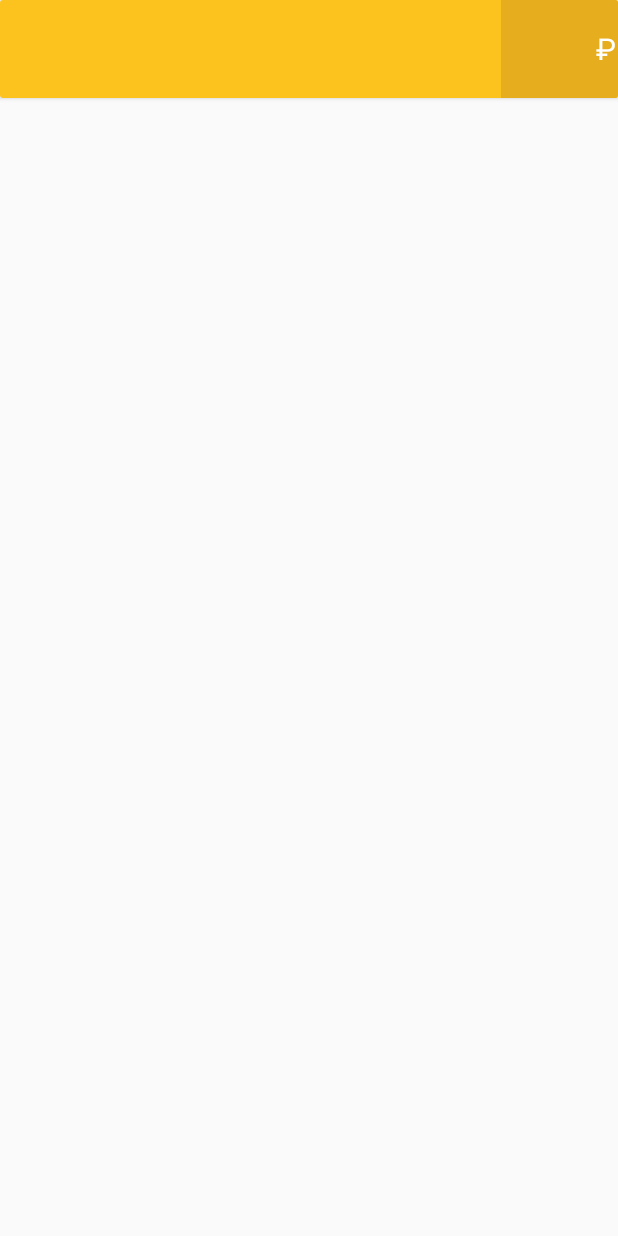
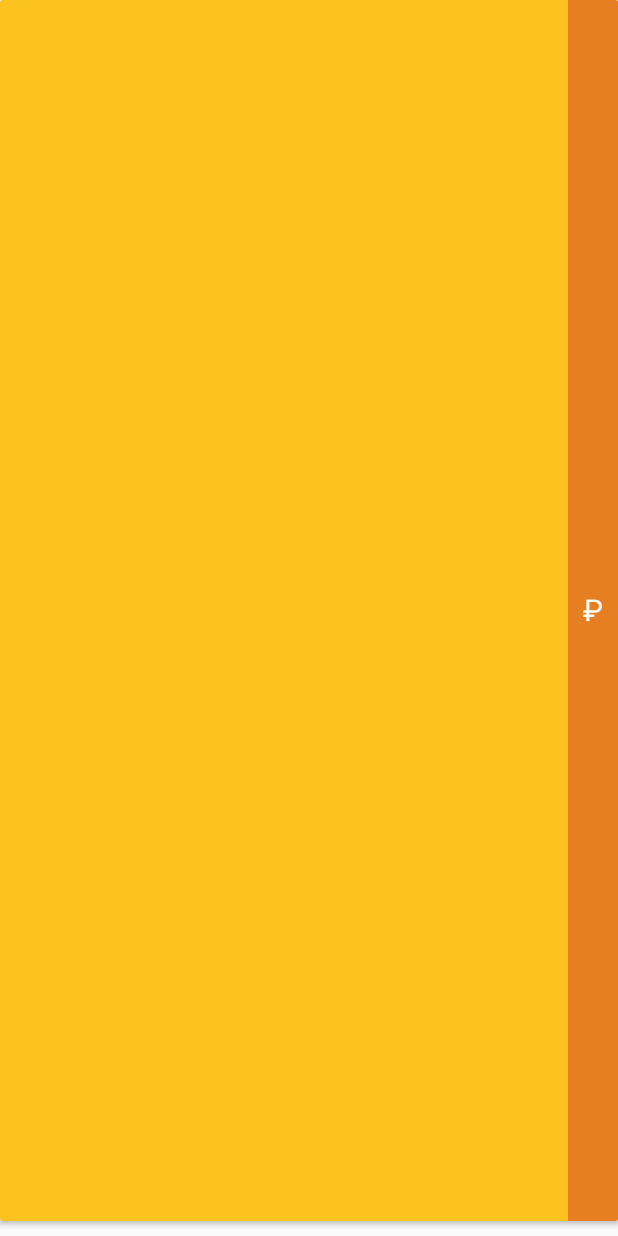
Before and after one commit to Cycloone/MoneyTrackerLoftschool, an Android app: the layout item.xml on its own in the app's theme, with its tools: preview values and no code run, on a phone screen of 412 x 824 dp. Run offline under Robolectric (Android 15) with nearby library versions, the phone set to English and light mode, and no system bars.

Commit message:
Task about more complex interface, fix bugs.

```diff
--- a/app/src/main/java/moneytracker2017/loftschool/com/loftschoolmoneytrackerjune17/ItemsFragment.java
+++ b/app/src/main/java/moneytracker2017/loftschool/com/loftschoolmoneytrackerjune17/ItemsFragment.java
@@ -128,11 +128,13 @@ public class ItemsFragment extends Fragment {
             }
         });
 
-        SwipeRefreshLayout refresh = (SwipeRefreshLayout) view.findViewById(R.id.refresh);
+        final SwipeRefreshLayout refresh = (SwipeRefreshLayout) view.findViewById(R.id.refresh);
         refresh.setOnRefreshListener(new SwipeRefreshLayout.OnRefreshListener() {
             @Override
             public void onRefresh() {
                 loadItems();
+                refresh.setRefreshing(false);
+
             }
         });
 
@@ -181,8 +183,6 @@ public class ItemsFragment extends Fragment {
                 } else {
                     adapter.clear();
                     adapter.addAll(data);
-                    //if option enabled - crash
-//                    refresh.setRefreshing(false);
                 }
             }
 
--- a/app/src/main/res/layout/item.xml
+++ b/app/src/main/res/layout/item.xml
@@ -22,28 +22,36 @@
             android:layout_width="wrap_content"
             android:layout_height="@dimen/margin_of_rows_list"
             android:layout_alignParentStart="true"
-            android:layout_toStartOf="@+id/price"
+            android:paddingStart="@dimen/padding_for_items"
+            android:paddingEnd="@dimen/padding_for_items"
             android:gravity="center_vertical" />
 
-        <TextView
+        <LinearLayout xmlns:android="http://schemas.android.com/apk/res/android"
+            android:layout_width="wrap_content"
+            android:layout_height="match_parent"
+            android:layout_alignParentEnd="true"
+            android:background="@drawable/bg_item_selected"
+            android:orientation="horizontal"
+            android:paddingLeft="@dimen/padding_for_items"
+            android:paddingRight="@dimen/padding_for_items">
+
+            <TextView
             android:id="@+id/price"
             style="@style/TextWhite"
-            android:layout_width="78dp"
+                android:layout_width="wrap_content"
             android:layout_height="@dimen/margin_of_rows_list"
-            android:layout_alignParentEnd="true"
-            android:background="@color/goods_price"
             android:gravity="center_vertical"
             android:maxLines="1"
             android:textAlignment="center" />
 
         <TextView
             style="@style/TextWhite"
-            android:layout_width="24dp"
+            android:layout_width="wrap_content"
             android:layout_height="@dimen/margin_of_rows_list"
-            android:layout_alignParentEnd="true"
             android:layout_gravity="center_vertical"
             android:gravity="center_vertical"
             android:maxLines="1"
             android:text="@string/ruble_sign" />
+        </LinearLayout>
     </RelativeLayout>
 </android.support.v7.widget.CardView>
--- /dev/null
+++ b/app/src/main/res/values-v21/dimens.xml
@@ -0,0 +1,4 @@
+<?xml version="1.0" encoding="utf-8"?>
+<resources>
+    <dimen name="padding_for_items">10dp</dimen>
+</resources>
--- a/app/src/main/res/values-v21/strings.xml
+++ b/app/src/main/res/values-v21/strings.xml
@@ -1,5 +1,5 @@
 <resources>
-    <string name="ruble_sign">\u0020 \u20bd</string>
+    <string name="ruble_sign">\u20bd</string>
     <string name="total_rubs_count">Ваш баланс</string>
     <string name="total_money">100</string>
     <string name="error">Ошибка!</string>
--- a/app/src/main/res/values/dimens.xml
+++ b/app/src/main/res/values/dimens.xml
@@ -6,5 +6,6 @@
     <dimen name="margin_between_rows">10dp</dimen>
     <dimen name="margin_of_rows_list">65dp</dimen>
     <dimen name="margin_medium">15dp</dimen>
+    <dimen name="padding_for_items">10dp</dimen>
 
 </resources>
--- a/app/src/main/res/values/strings.xml
+++ b/app/src/main/res/values/strings.xml
@@ -3,7 +3,7 @@
     <string name="name_hint">Название</string>
     <string name="money_count">0</string>
     <string name="button_text">+</string>
-    <string name="ruble_sign">\u0020 Р</string>
+    <string name="ruble_sign">Р</string>
 
     <string name="expenses">РАСХОДЫ</string>
     <string name="incomes">ДОХОДЫ</string>
```
